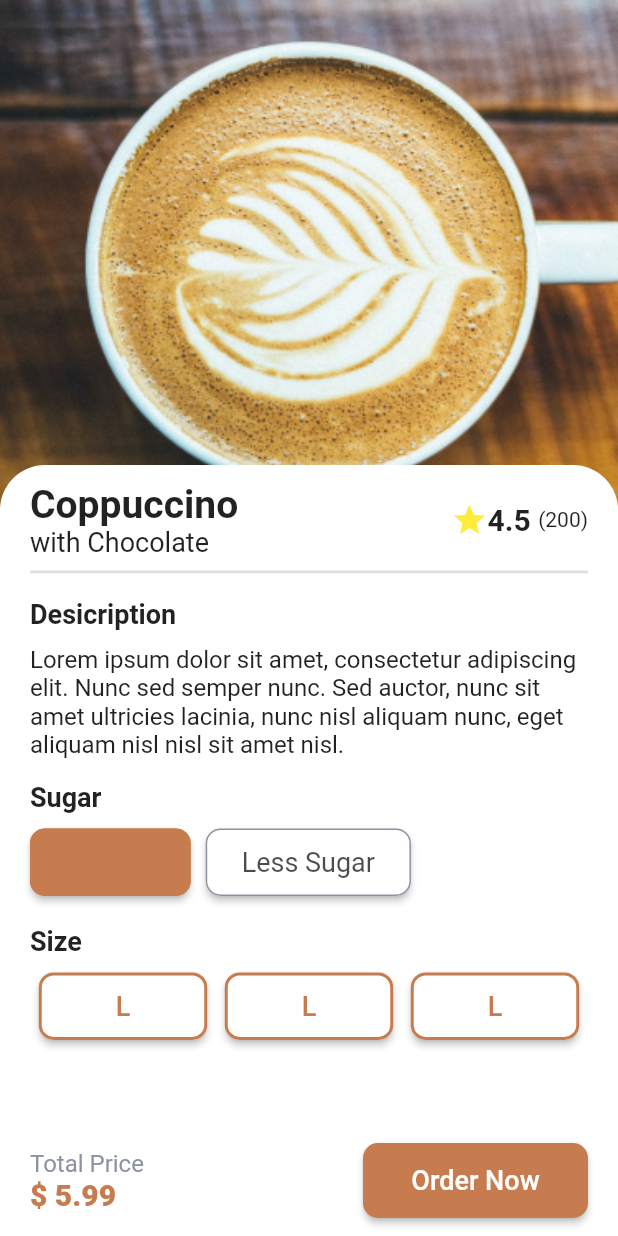
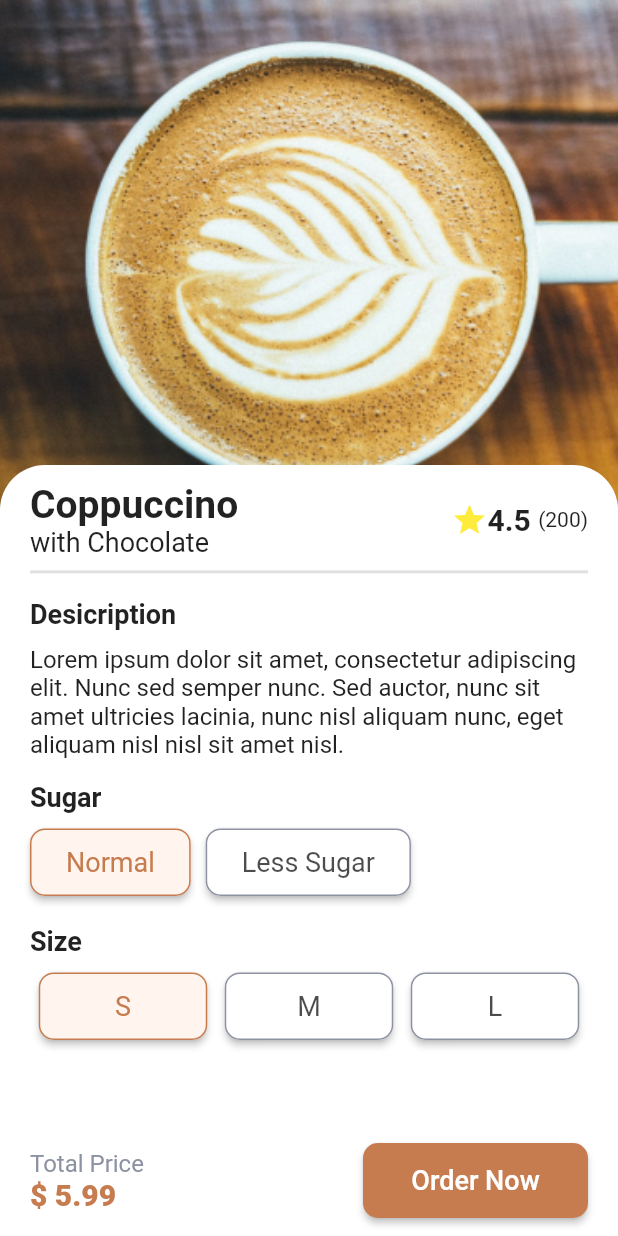
Before and after one commit to Angger-Raka/Coffe_Shop, a Flutter app: the DetailItemScreen screen opened by its route, on a phone screen of 412 x 824 dp. Run offline on Flutter 3.47's test engine with Material 2 defaults, Android fonts, the light colour scheme and no system bars; our stand-ins replace google_fonts.

Commit message:
Slicing Detail Item (Done)

```diff
--- a/lib/screen/detail_item/components/list_size.dart
+++ b/lib/screen/detail_item/components/list_size.dart
@@ -12,9 +12,21 @@ class ListSize extends StatelessWidget {
         mainAxisAlignment: MainAxisAlignment.spaceAround,
         // scrollDirection: Axis.horizontal,
         children: [
-          Sizebutton(),
-          Sizebutton(),
-          Sizebutton(),
+          Sizebutton(
+            text: "S",
+            isSelected: true,
+            onPressed: () {},
+          ),
+          Sizebutton(
+            text: "M",
+            isSelected: false,
+            onPressed: () {},
+          ),
+          Sizebutton(
+            text: "L",
+            isSelected: false,
+            onPressed: () {},
+          ),
         ],
       ),
     );
@@ -22,29 +34,40 @@ class ListSize extends StatelessWidget {
 }
 
 class Sizebutton extends StatelessWidget {
-  const Sizebutton({super.key});
+  const Sizebutton({
+    super.key,
+    required this.text,
+    required this.onPressed,
+    this.isSelected = false,
+  });
+
+  final String text;
+  final bool isSelected;
+  final VoidCallback onPressed;
 
   @override
   Widget build(BuildContext context) {
-    return Container(
+    return SizedBox(
       width: (MediaQuery.of(context).size.width / 3) - 25,
       height: MediaQuery.of(context).size.height,
       child: ElevatedButton(
         style: ElevatedButton.styleFrom(
-          primary: Colors.white,
+          primary: isSelected ? Color(0xffFFF5EE) : Colors.white,
           shape: RoundedRectangleBorder(
             side: BorderSide(
-              color: primaryColorButton,
-              width: 2,
+              color: isSelected ? primaryColorButton : secondaryColorText,
+              width: 1,
             ),
             borderRadius: BorderRadius.circular(10),
           ),
         ),
-        onPressed: () {},
+        onPressed: onPressed,
         child: Text(
-          "L",
+          text,
           style: TextStyle(
-            color: primaryColorButton,
+            color:
+                isSelected ? primaryColorButton : Colors.black.withOpacity(0.7),
+            fontWeight: FontWeight.w400,
             fontSize: 18,
           ),
         ),
--- a/lib/screen/detail_item/components/list_sugar.dart
+++ b/lib/screen/detail_item/components/list_sugar.dart
@@ -45,7 +45,7 @@ class SugarButton extends StatelessWidget {
       padding: const EdgeInsets.only(right: 10),
       child: ElevatedButton(
         style: ElevatedButton.styleFrom(
-          primary: isSelected ? primaryColorButton : Colors.white,
+          primary: isSelected ? Color(0xffFFF5EE) : Colors.white,
           shape: RoundedRectangleBorder(
             side: BorderSide(
               color: isSelected ? primaryColorButton : secondaryColorText,
```
